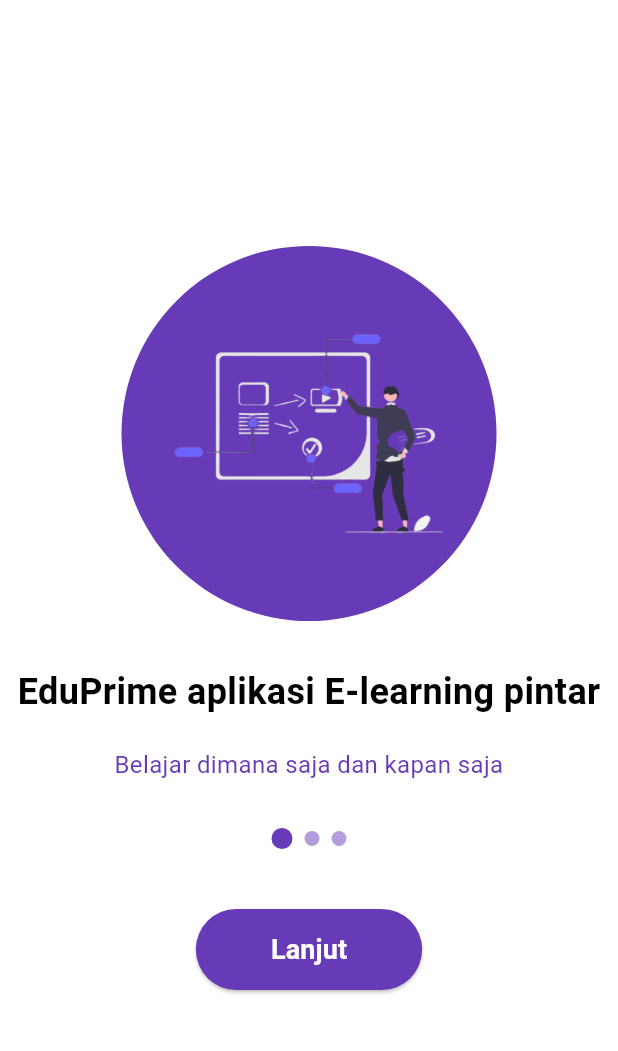
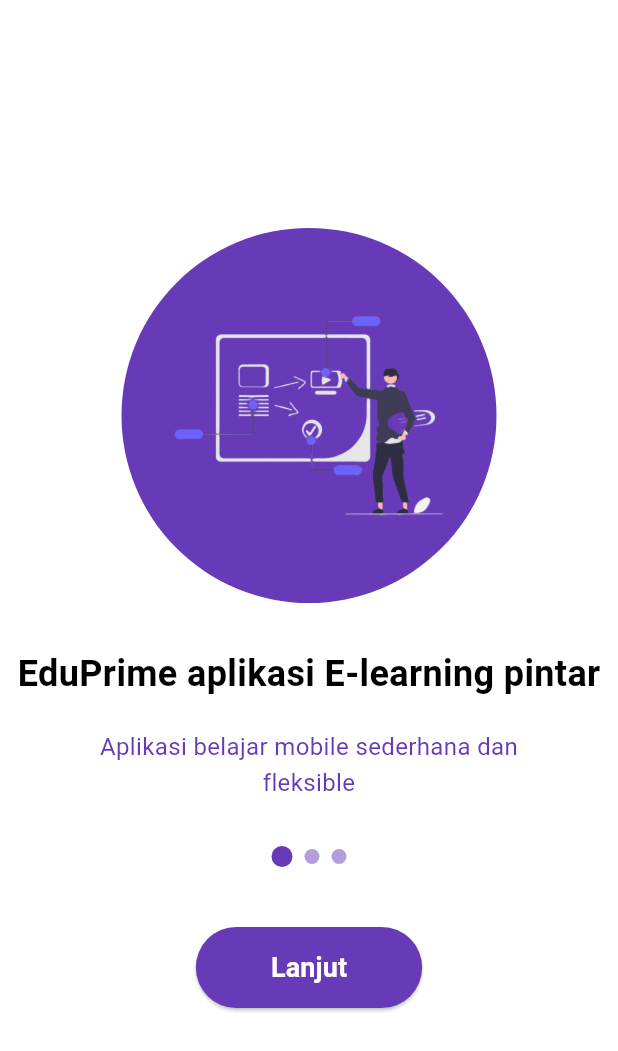
Before and after one commit to hiofadlikaakbar/revisi_uts_hio, a Flutter app: the screen it shows after launch, on a phone screen of 412 x 824 dp. Shown: the top 1051 px of the screen. Run offline on Flutter 3.47's test engine with Material 3 defaults, Android fonts, the phone set to English and light mode, and no system bars.

Commit message:
mengubah deskripsi title screen 1

```diff
--- a/lib/screen/screen_1.dart
+++ b/lib/screen/screen_1.dart
@@ -44,7 +44,7 @@
             const Padding(
               padding: EdgeInsets.symmetric(horizontal: 40),
               child: Text(
-                'Belajar dimana saja dan kapan saja',
+                'Aplikasi belajar mobile sederhana dan fleksible',
                 textAlign: TextAlign.center,
                 style: TextStyle(
                   fontSize: 16,
```
